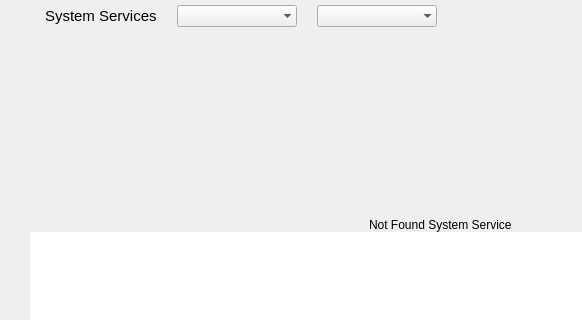
Before: the Qt Designer form shared/nexis/Pages/Services/services_page.ui in s4solutionsllc/Nexis, drawn with Qt 5; both pictures show x 0 to 582 and y 0 to 320 of the 882 by 549 pixel window.
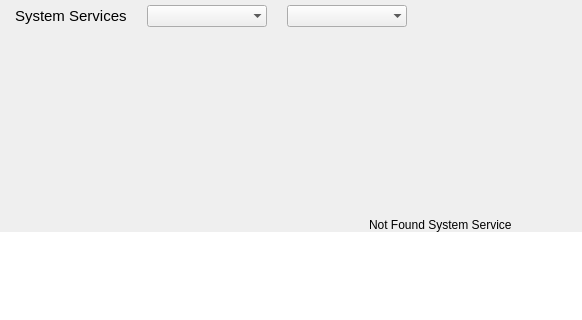
After: the same form once the commit is applied.

Commit message:
style(ui): normalize all page margins to 0/0/0/0
Phase 2 of revision plan — zero all root layout margins across 10 page
.ui files. Pages now fill the SlidingStackedWidget content area
edge-to-edge. If specific elements need breathing room, it should be
handled via QSS padding on the content container, not page-level margins.

Files changed: dashboard_page, system_cleaner_page, services_page,
processes_page, resources_page, helpers_page, search_page,
settings_page, gnome_settings_page, uninstallerpage

The edit to the form file:
```diff
--- a/shared/nexis/Pages/Services/services_page.ui
+++ b/shared/nexis/Pages/Services/services_page.ui
@@ -15,16 +15,16 @@
   </property>
   <layout class="QGridLayout" name="gridLayout">
    <property name="leftMargin">
-    <number>30</number>
+    <number>0</number>
    </property>
    <property name="topMargin">
     <number>0</number>
    </property>
    <property name="rightMargin">
-    <number>30</number>
+    <number>0</number>
    </property>
    <property name="bottomMargin">
-    <number>25</number>
+    <number>0</number>
    </property>
    <property name="spacing">
     <number>0</number>
```
The commit also changes 9 other files.
